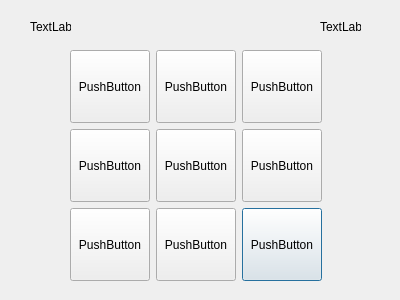
Above: tictactoev/startgame.ui from Jolinejo/Advanced-Tic-Tac-Toe before the change. Below: the same form after it.
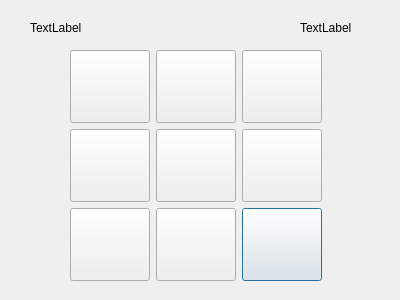
That is the form after the change.

What changed in the file:
```diff
--- a/tictactoev/startgame.ui
+++ b/tictactoev/startgame.ui
@@ -18,8 +18,8 @@
     <rect>
      <x>30</x>
      <y>20</y>
-     <width>41</width>
-     <height>14</height>
+     <width>81</width>
+     <height>16</height>
     </rect>
    </property>
    <property name="text">
@@ -29,10 +29,10 @@
   <widget class="QLabel" name="label_2">
    <property name="geometry">
     <rect>
-     <x>320</x>
+     <x>300</x>
      <y>20</y>
-     <width>41</width>
-     <height>14</height>
+     <width>71</width>
+     <height>16</height>
     </rect>
    </property>
    <property name="text">
@@ -58,7 +58,7 @@
        </sizepolicy>
       </property>
       <property name="text">
-       <string>PushButton</string>
+       <string/>
       </property>
      </widget>
     </item>
@@ -71,7 +71,7 @@
        </sizepolicy>
       </property>
       <property name="text">
-       <string>PushButton</string>
+       <string/>
       </property>
      </widget>
     </item>
@@ -84,7 +84,7 @@
        </sizepolicy>
       </property>
       <property name="text">
-       <string>PushButton</string>
+       <string/>
       </property>
      </widget>
     </item>
@@ -97,7 +97,7 @@
        </sizepolicy>
       </property>
       <property name="text">
-       <string>PushButton</string>
+       <string/>
       </property>
      </widget>
     </item>
@@ -110,7 +110,7 @@
        </sizepolicy>
       </property>
       <property name="text">
-       <string>PushButton</string>
+       <string/>
       </property>
      </widget>
     </item>
@@ -123,7 +123,7 @@
        </sizepolicy>
       </property>
       <property name="text">
-       <string>PushButton</string>
+       <string/>
       </property>
      </widget>
     </item>
@@ -136,7 +136,7 @@
        </sizepolicy>
       </property>
       <property name="text">
-       <string>PushButton</string>
+       <string/>
       </property>
      </widget>
     </item>
@@ -152,7 +152,7 @@
        <string notr="true"/>
       </property>
       <property name="text">
-       <string>PushButton</string>
+       <string/>
       </property>
      </widget>
     </item>
@@ -168,7 +168,7 @@
        <string>&lt;html&gt;&lt;head/&gt;&lt;body&gt;&lt;p align=&quot;center&quot;&gt;ابغا&lt;/p&gt;&lt;/body&gt;&lt;/html&gt;</string>
       </property>
       <property name="text">
-       <string>PushButton</string>
+       <string/>
       </property>
      </widget>
     </item>
```
Left out of the diff: 2 changed lines with no effect on the pictures.
